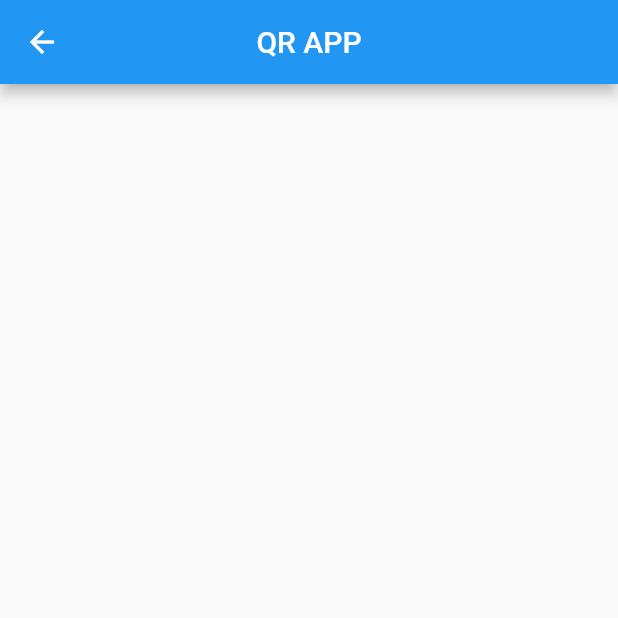
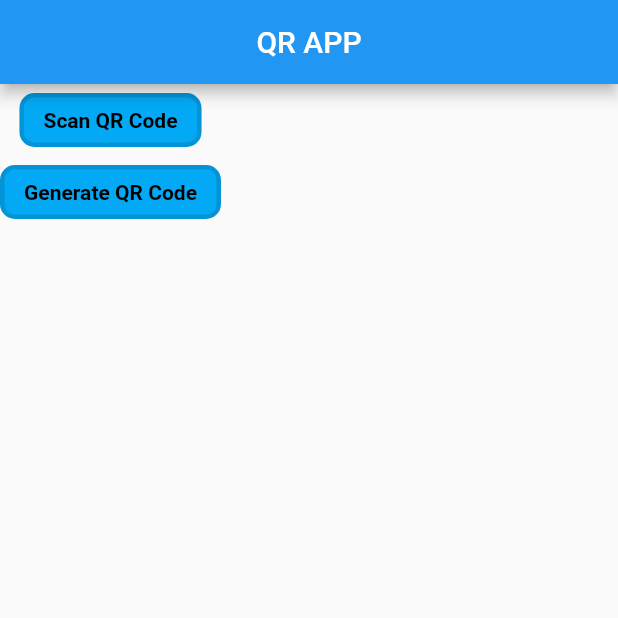
Before and after one commit to rusaik/qr, a Flutter app: the Home screen opened directly, on a phone screen of 412 x 824 dp, the top half of it. Run offline on Flutter 3.47's test engine with Material 2 defaults, Android fonts, the light colour scheme and no system bars; our stand-ins replace page_transition; missing offline and left inert: qr_code_scanner.

Commit message:
pages and widgets created

```diff
--- a/lib/home.dart
+++ /dev/null
@@ -1,48 +0,0 @@
-import 'package:flutter/material.dart';
-import 'package:flutter/services.dart';
-
-class Home extends StatefulWidget {
-  @override
-  _HomeState createState() => _HomeState();
-}
-
-class _HomeState extends State<Home> {
-  final _scaffoldKey = GlobalKey<ScaffoldState>();
-  final _exitMsg = const SnackBar(
-      duration: Duration(seconds: 1000),
-      content: Text(
-        'Press again to exit',
-        style: TextStyle(color: Colors.red),
-      ));
-  DateTime? _currentBackPressTime;
-
-  @override
-  Widget build(BuildContext context) {
-    return WillPopScope(
-      onWillPop: () async {
-        handleWillPop(context);
-        return false;
-      },
-      child: Scaffold(
-        key: _scaffoldKey,
-        appBar: AppBar(
-          title: const Text('QR APP'),
-          centerTitle: true,
-        ),
-      ),
-    );
-  }
-
-  handleWillPop(BuildContext context) async {
-    DateTime now = DateTime.now();
-    if (_currentBackPressTime == null ||
-        now.difference(_currentBackPressTime!) > const Duration(seconds: 2)) {
-      _currentBackPressTime = now;
-      ScaffoldMessenger.of(context).showSnackBar(
-        _exitMsg,
-      );
-      return Future.value(false);
-    }
-    SystemNavigator.pop(animated: true);
-  }
-}
--- /dev/null
+++ b/lib/pages/home.dart
@@ -0,0 +1,81 @@
+import 'package:flutter/material.dart';
+import 'package:flutter/services.dart';
+import 'package:page_transition/page_transition.dart';
+import 'package:qr/pages/generate_code.dart';
+import 'package:qr/pages/scan_code.dart';
+import 'package:qr/widgets/my_btn.dart';
+
+class Home extends StatefulWidget {
+  @override
+  _HomeState createState() => _HomeState();
+}
+
+class _HomeState extends State<Home> {
+  final _scaffoldKey = GlobalKey<ScaffoldState>();
+
+  DateTime? _currentBackPressTime;
+
+  @override
+  Widget build(BuildContext context) {
+    return Material(
+      child: WillPopScope(
+        onWillPop: () async {
+          handleWillPop(context);
+          return false;
+        },
+        child: Scaffold(
+          key: _scaffoldKey,
+          appBar: AppBar(
+            title: const Text('QR APP'),
+            centerTitle: true,
+          ),
+          body: SingleChildScrollView(
+            child: Column(
+              children: [
+                MyBtn(
+                    btnName: 'Scan QR Code',
+                    onPressed: () {
+                      goToPage(GenerateCode());
+                    }),
+                MyBtn(
+                    btnName: 'Generate QR Code',
+                    onPressed: () {
+                      goToPage(ScanCode());
+                    })
+              ],
+            ),
+          ),
+        ),
+      ),
+    );
+  }
+
+  handleWillPop(BuildContext context) async {
+    const _exitMsg = SnackBar(
+        duration: Duration(seconds: 1000),
+        content: Text(
+          'Press again to exit',
+          style: TextStyle(color: Colors.red),
+        ));
+
+    DateTime now = DateTime.now();
+    if (_currentBackPressTime == null ||
+        now.difference(_currentBackPressTime!) > const Duration(seconds: 2)) {
+      _currentBackPressTime = now;
+      ScaffoldMessenger.of(context).showSnackBar(
+        _exitMsg,
+      );
+      return Future.value(false);
+    }
+    SystemNavigator.pop(animated: true);
+  }
+
+  goToPage(Widget page) {
+    Navigator.push(
+        context,
+        PageTransition(
+            type: PageTransitionType.rightToLeft,
+            duration: const Duration(milliseconds: 500),
+            child: page));
+  }
+}
--- /dev/null
+++ b/lib/widgets/my_btn.dart
@@ -0,0 +1,121 @@
+import 'package:flutter/material.dart';
+
+class MyBtn extends StatefulWidget {
+  final String btnName;
+  final bool? disabled;
+  final IconData? iconName;
+  final Color? iconColor;
+  final Function onPressed;
+  final String? tooltip;
+
+  const MyBtn(
+      {Key? key,
+      required this.btnName,
+      required this.onPressed,
+      this.iconName,
+      this.disabled,
+      this.tooltip,
+      this.iconColor})
+      : super(key: key);
+
+  @override
+  _MyBtnState createState() => _MyBtnState();
+}
+
+class _MyBtnState extends State<MyBtn> {
+  @override
+  Widget build(BuildContext context) {
+    return Tooltip(
+        message: widget.tooltip != null ? widget.tooltip! : '',
+        decoration: BoxDecoration(
+            borderRadius: BorderRadius.circular(10),
+            color:
+                widget.tooltip == null ? Colors.transparent : Colors.black54),
+        child: widget.iconName == null
+            ? OutlinedButton(
+                style: ButtonStyle(
+                  shape: MaterialStateProperty.all<OutlinedBorder>(
+                      RoundedRectangleBorder(
+                    borderRadius: BorderRadius.circular(10),
+                  )),
+                  side: MaterialStateProperty.resolveWith<BorderSide>(
+                      (Set<MaterialState> states) {
+                    final Color color = states.contains(MaterialState.pressed)
+                        ? Colors.orange
+                        : Colors.black12;
+                    return BorderSide(color: color, width: 3);
+                  }),
+                  backgroundColor: MaterialStateProperty.resolveWith<Color?>(
+                      (Set<MaterialState> states) {
+                    if (states.contains(MaterialState.disabled))
+                      return Colors.blueGrey[100]!;
+                    if (states.contains(MaterialState.pressed))
+                      return Colors.orange;
+                    return Colors.lightBlue;
+                    // Defer to the widget's default.
+                  }),
+                  foregroundColor: MaterialStateProperty.resolveWith<Color>(
+                      (Set<MaterialState> states) {
+                    if (states.contains(MaterialState.disabled))
+                      return Colors.blueGrey[100]!;
+                    return Colors.lightBlue; // Defer to the widget's default.
+                  }),
+                ),
+                onPressed: (widget.disabled != null && widget.disabled == true)
+                    ? null
+                    : widget.onPressed as void Function()?,
+                child: Text(
+                  widget.btnName,
+                  style: TextStyle(
+                      color: Colors.black, fontWeight: FontWeight.bold),
+                  overflow: TextOverflow.ellipsis,
+                ),
+              )
+            : OutlinedButton.icon(
+                style: ButtonStyle(
+                  shape: MaterialStateProperty.all<OutlinedBorder>(
+                      RoundedRectangleBorder(
+                    borderRadius: BorderRadius.circular(10),
+                  )),
+                  side: MaterialStateProperty.resolveWith<BorderSide>(
+                      (Set<MaterialState> states) {
+                    final Color color = states.contains(MaterialState.pressed)
+                        ? Colors.orange
+                        : Colors.black12;
+                    return BorderSide(color: color, width: 3);
+                  }),
+                  backgroundColor: MaterialStateProperty.resolveWith<Color?>(
+                      (Set<MaterialState> states) {
+                    if (states.contains(MaterialState.disabled))
+                      return Colors.blueGrey[100];
+                    if (states.contains(MaterialState.pressed))
+                      return Colors.orange;
+                    return Colors.lightBlue;
+                    // Defer to the widget's default.
+                  }),
+                  foregroundColor: MaterialStateProperty.resolveWith<Color>(
+                      (Set<MaterialState> states) {
+                    if (states.contains(MaterialState.disabled))
+                      return Colors.blueGrey[100]!;
+                    return Colors.lightBlue; // Defer to the widget's default.
+                  }),
+                ),
+                onPressed: (widget.disabled != null && widget.disabled == true)
+                    ? null
+                    : widget.onPressed as void Function()?,
+                label: Text(
+                  widget.btnName,
+                  maxLines: 1,
+                  style: TextStyle(
+                      color: Colors.black, fontWeight: FontWeight.bold),
+                  overflow: TextOverflow.ellipsis,
+                ),
+                icon: Icon(
+                  widget.iconName,
+                  color: widget.iconColor == null
+                      ? Colors.green
+                      : widget.iconColor,
+                ),
+              ));
+  }
+}
--- a/pubspec.yaml
+++ b/pubspec.yaml
@@ -34,8 +34,9 @@
   # The following adds the Cupertino Icons font to your application.
   # Use with the CupertinoIcons class for iOS style icons.
   cupertino_icons: ^1.0.2
-  qr_flutter: ^2.0.0+51
+  #qr_flutter: ^2.0.0+51
   qr_code_scanner: ^0.6.1
+  page_transition: ^2.0.4
 
 dev_dependencies:
   flutter_test:
```
Also changed, not shown: lib/main.dart (+8 -5 lines), lib/pages/generate_code.dart (added, +23 -0 lines), lib/pages/scan_code.dart (added, +28 -0 lines), lib/widgets/qr_generator.dart (renamed from lib/qr_generator.dart, +6 -4 lines), lib/widgets/qr_scanner.dart (renamed from lib/qr_scanner.dart), pubspec.lock, 1 other file.
